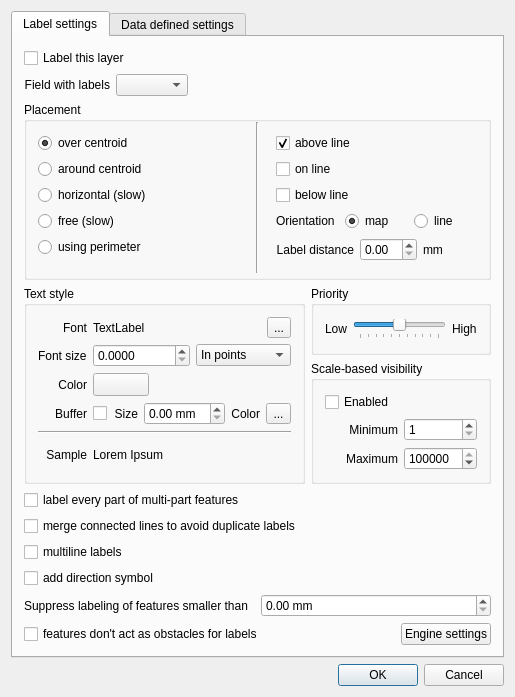
Qt form qgis/src/ui/qgslabelingguibase.ui (sourcepole/qgis) before a commit.
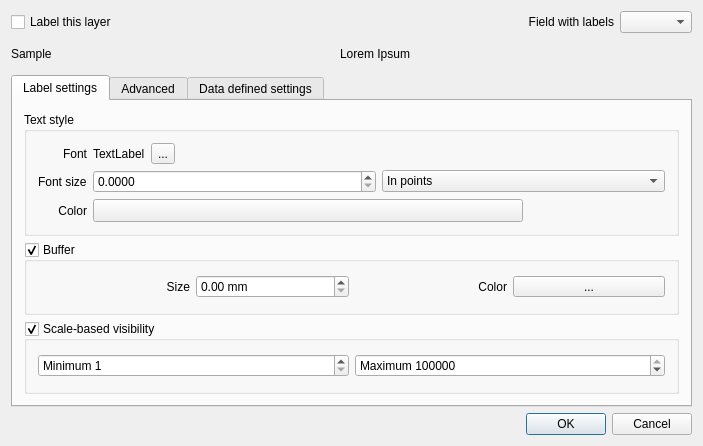
The same form after that commit. Icons and pictures are not drawn. Custom widgets are drawn as their Qt base class.

Commit message: Cleanups for label dialog

The edit to the form file:
```diff
--- a/qgis/src/ui/qgslabelingguibase.ui
+++ b/qgis/src/ui/qgslabelingguibase.ui
@@ -6,8 +6,8 @@
    <rect>
     <x>0</x>
     <y>0</y>
-    <width>515</width>
-    <height>692</height>
+    <width>703</width>
+    <height>446</height>
    </rect>
   </property>
   <property name="windowTitle">
@@ -17,26 +17,29 @@
    <iconset>
     <normaloff>../../../../.designer/backup</normaloff>../../../../.designer/backup</iconset>
   </property>
-  <layout class="QGridLayout" name="gridLayout_13">
+  <layout class="QGridLayout" name="gridLayout_8">
    <item row="0" column="0">
-    <widget class="QTabWidget" name="mTabWidget">
-     <property name="currentIndex">
-      <number>0</number>
-     </property>
-     <widget class="QWidget" name="tab_3">
-      <attribute name="title">
-       <string>Label settings</string>
-      </attribute>
-      <layout class="QGridLayout" name="gridLayout_6">
-       <item row="0" column="0">
+    <layout class="QHBoxLayout" name="horizontalLayout_3">
+     <item>
         <widget class="QCheckBox" name="chkEnableLabeling">
          <property name="text">
           <string>Label this layer</string>
          </property>
         </widget>
        </item>
-       <item row="1" column="0">
-        <layout class="QHBoxLayout" name="horizontalLayout_11">
+     <item>
+      <spacer name="horizontalSpacer_5">
+       <property name="orientation">
+        <enum>Qt::Horizontal</enum>
+       </property>
+       <property name="sizeHint" stdset="0">
+        <size>
+         <width>40</width>
+         <height>20</height>
+        </size>
+       </property>
+      </spacer>
+     </item>
          <item>
           <widget class="QLabel" name="label_20">
            <property name="text">
@@ -50,8 +53,433 @@
          <item>
           <widget class="QComboBox" name="cboFieldName"/>
          </item>
+    </layout>
+   </item>
+   <item row="1" column="0">
+    <layout class="QHBoxLayout" name="horizontalLayout_4">
          <item>
-          <spacer name="horizontalSpacer_5">
+      <widget class="QLabel" name="label_33">
+       <property name="sizePolicy">
+        <sizepolicy hsizetype="Preferred" vsizetype="Preferred">
+         <horstretch>0</horstretch>
+         <verstretch>0</verstretch>
+        </sizepolicy>
+       </property>
+       <property name="text">
+        <string>Sample</string>
+       </property>
+       <property name="alignment">
+        <set>Qt::AlignLeading|Qt::AlignLeft|Qt::AlignVCenter</set>
+       </property>
+      </widget>
+     </item>
+     <item>
+      <widget class="QgsLabelPreview" name="lblFontPreview">
+       <property name="sizePolicy">
+        <sizepolicy hsizetype="Expanding" vsizetype="Fixed">
+         <horstretch>0</horstretch>
+         <verstretch>0</verstretch>
+        </sizepolicy>
+       </property>
+       <property name="minimumSize">
+        <size>
+         <width>30</width>
+         <height>30</height>
+        </size>
+       </property>
+       <property name="text">
+        <string>Lorem Ipsum</string>
+       </property>
+       <property name="alignment">
+        <set>Qt::AlignCenter</set>
+       </property>
+      </widget>
+     </item>
+    </layout>
+   </item>
+   <item row="2" column="0">
+    <widget class="QTabWidget" name="mTabWidget">
+     <property name="currentIndex">
+      <number>0</number>
+     </property>
+     <widget class="QWidget" name="tab_3">
+      <attribute name="title">
+       <string>Label settings</string>
+      </attribute>
+      <layout class="QGridLayout" name="gridLayout_14">
+       <item row="0" column="0">
+        <widget class="QGroupBox" name="groupBox_6">
+         <property name="title">
+          <string>Text style</string>
+         </property>
+         <layout class="QGridLayout" name="gridLayout_9">
+          <item row="0" column="0">
+           <widget class="QLabel" name="label_28">
+            <property name="sizePolicy">
+             <sizepolicy hsizetype="Preferred" vsizetype="Preferred">
+              <horstretch>0</horstretch>
+              <verstretch>0</verstretch>
+             </sizepolicy>
+            </property>
+            <property name="text">
+             <string>Font</string>
+            </property>
+            <property name="alignment">
+             <set>Qt::AlignRight|Qt::AlignTrailing|Qt::AlignVCenter</set>
+            </property>
+           </widget>
+          </item>
+          <item row="0" column="1">
+           <layout class="QHBoxLayout" name="horizontalLayout_15">
+            <item>
+             <widget class="QLabel" name="lblFontName">
+              <property name="sizePolicy">
+               <sizepolicy hsizetype="Expanding" vsizetype="Preferred">
+                <horstretch>1</horstretch>
+                <verstretch>0</verstretch>
+               </sizepolicy>
+              </property>
+              <property name="text">
+               <string>TextLabel</string>
+              </property>
+             </widget>
+            </item>
+            <item>
+             <widget class="QToolButton" name="btnChangeFont">
+              <property name="text">
+               <string>...</string>
+              </property>
+             </widget>
+            </item>
+            <item>
+             <spacer name="horizontalSpacer_6">
+              <property name="orientation">
+               <enum>Qt::Horizontal</enum>
+              </property>
+              <property name="sizeHint" stdset="0">
+               <size>
+                <width>999</width>
+                <height>20</height>
+               </size>
+              </property>
+             </spacer>
+            </item>
+           </layout>
+          </item>
+          <item row="1" column="0">
+           <widget class="QLabel" name="mFontSizeLabel">
+            <property name="text">
+             <string>Font size</string>
+            </property>
+           </widget>
+          </item>
+          <item row="1" column="1">
+           <layout class="QHBoxLayout" name="horizontalLayout">
+            <item>
+             <widget class="QDoubleSpinBox" name="mFontSizeSpinBox">
+              <property name="decimals">
+               <number>4</number>
+              </property>
+              <property name="maximum">
+               <double>999999999.000000000000000</double>
+              </property>
+             </widget>
+            </item>
+            <item>
+             <widget class="QComboBox" name="mFontSizeUnitComboBox">
+              <item>
+               <property name="text">
+                <string>In points</string>
+               </property>
+              </item>
+              <item>
+               <property name="text">
+                <string>In map units</string>
+               </property>
+              </item>
+             </widget>
+            </item>
+           </layout>
+          </item>
+          <item row="2" column="0">
+           <widget class="QLabel" name="label_29">
+            <property name="sizePolicy">
+             <sizepolicy hsizetype="Preferred" vsizetype="Preferred">
+              <horstretch>0</horstretch>
+              <verstretch>0</verstretch>
+             </sizepolicy>
+            </property>
+            <property name="text">
+             <string>Color</string>
+            </property>
+            <property name="alignment">
+             <set>Qt::AlignRight|Qt::AlignTrailing|Qt::AlignVCenter</set>
+            </property>
+           </widget>
+          </item>
+          <item row="2" column="1">
+           <layout class="QHBoxLayout" name="horizontalLayout_16">
+            <item>
+             <widget class="QgsColorButton" name="btnTextColor">
+              <property name="sizePolicy">
+               <sizepolicy hsizetype="Preferred" vsizetype="Fixed">
+                <horstretch>0</horstretch>
+                <verstretch>0</verstretch>
+               </sizepolicy>
+              </property>
+              <property name="text">
+               <string/>
+              </property>
+             </widget>
+            </item>
+            <item>
+             <spacer name="horizontalSpacer_7">
+              <property name="orientation">
+               <enum>Qt::Horizontal</enum>
+              </property>
+              <property name="sizeType">
+               <enum>QSizePolicy::Preferred</enum>
+              </property>
+              <property name="sizeHint" stdset="0">
+               <size>
+                <width>142</width>
+                <height>20</height>
+               </size>
+              </property>
+             </spacer>
+            </item>
+           </layout>
+          </item>
+         </layout>
+        </widget>
+       </item>
+       <item row="1" column="0">
+        <widget class="QGroupBox" name="chkBuffer">
+         <property name="title">
+          <string>Buffer</string>
+         </property>
+         <property name="checkable">
+          <bool>true</bool>
+         </property>
+         <layout class="QGridLayout" name="gridLayout_5">
+          <item row="0" column="0">
+           <layout class="QHBoxLayout" name="horizontalLayout_17">
+            <item>
+             <widget class="QLabel" name="label_31">
+              <property name="text">
+               <string>Size</string>
+              </property>
+              <property name="alignment">
+               <set>Qt::AlignRight|Qt::AlignTrailing|Qt::AlignVCenter</set>
+              </property>
+             </widget>
+            </item>
+            <item>
+             <widget class="QDoubleSpinBox" name="spinBufferSize">
+              <property name="suffix">
+               <string> mm</string>
+              </property>
+             </widget>
+            </item>
+            <item>
+             <widget class="QLabel" name="label_32">
+              <property name="text">
+               <string>Color</string>
+              </property>
+              <property name="alignment">
+               <set>Qt::AlignRight|Qt::AlignTrailing|Qt::AlignVCenter</set>
+              </property>
+             </widget>
+            </item>
+            <item>
+             <widget class="QgsColorButton" name="btnBufferColor">
+              <property name="sizePolicy">
+               <sizepolicy hsizetype="Preferred" vsizetype="Fixed">
+                <horstretch>0</horstretch>
+                <verstretch>0</verstretch>
+               </sizepolicy>
+              </property>
+              <property name="text">
+               <string>...</string>
+              </property>
+             </widget>
+            </item>
+           </layout>
+          </item>
+         </layout>
+        </widget>
+       </item>
+       <item row="2" column="0">
+        <widget class="QGroupBox" name="chkScaleBasedVisibility">
+         <property name="title">
+          <string>Scale-based visibility</string>
+         </property>
+         <property name="checkable">
+          <bool>true</bool>
+         </property>
+         <layout class="QGridLayout" name="gridLayout_10">
+          <item row="1" column="1">
+           <widget class="QSpinBox" name="spinScaleMax">
+            <property name="prefix">
+             <string>Maximum </string>
+            </property>
+            <property name="minimum">
+             <number>1</number>
+            </property>
+            <property name="maximum">
+             <number>10000000</number>
+            </property>
+            <property name="value">
+             <number>10000000</number>
+            </property>
+           </widget>
+          </item>
+          <item row="1" column="0">
+           <widget class="QSpinBox" name="spinScaleMin">
+            <property name="prefix">
+             <string>Minimum </string>
+            </property>
+            <property name="minimum">
+             <number>1</number>
+            </property>
+            <property name="maximum">
+             <number>10000000</number>
+            </property>
+           </widget>
+          </item>
+         </layout>
+        </widget>
+       </item>
+      </layout>
+     </widget>
+     <widget class="QWidget" name="tab">
+      <attribute name="title">
+       <string>Advanced</string>
+      </attribute>
+      <layout class="QGridLayout" name="gridLayout_6">
+       <item row="0" column="0">
+        <widget class="QScrollArea" name="scrollArea_2">
+         <property name="widgetResizable">
+          <bool>true</bool>
+         </property>
+         <widget class="QWidget" name="scrollAreaWidgetContents_2">
+          <property name="geometry">
+           <rect>
+            <x>0</x>
+            <y>0</y>
+            <width>645</width>
+            <height>495</height>
+           </rect>
+          </property>
+          <layout class="QGridLayout" name="gridLayout_13">
+           <item row="1" column="0">
+            <widget class="QGroupBox" name="groupBox_7">
+             <property name="title">
+              <string>Priority</string>
+             </property>
+             <layout class="QHBoxLayout" name="horizontalLayout_18">
+              <item>
+               <widget class="QLabel" name="label_34">
+                <property name="text">
+                 <string>Low</string>
+                </property>
+               </widget>
+              </item>
+              <item>
+               <widget class="QSlider" name="sliderPriority">
+                <property name="maximum">
+                 <number>10</number>
+                </property>
+                <property name="value">
+                 <number>5</number>
+                </property>
+                <property name="orientation">
+                 <enum>Qt::Horizontal</enum>
+                </property>
+                <property name="tickPosition">
+                 <enum>QSlider::TicksBelow</enum>
+                </property>
+                <property name="tickInterval">
+                 <number>1</number>
+                </property>
+               </widget>
+              </item>
+              <item>
+               <widget class="QLabel" name="label_35">
+                <property name="text">
+                 <string>High</string>
+                </property>
+               </widget>
+              </item>
+             </layout>
+            </widget>
+           </item>
+           <item row="2" column="0">
+            <widget class="QGroupBox" name="groupBox">
+             <property name="title">
+              <string>Options</string>
+             </property>
+             <layout class="QGridLayout" name="gridLayout_12">
+              <item row="0" column="0">
+               <widget class="QCheckBox" name="chkLabelPerFeaturePart">
+                <property name="text">
+                 <string>Label every part of multi-part features</string>
+                </property>
+               </widget>
+              </item>
+              <item row="1" column="0">
+               <widget class="QCheckBox" name="chkMergeLines">
+                <property name="text">
+                 <string>Merge connected lines to avoid duplicate labels</string>
+                </property>
+               </widget>
+              </item>
+              <item row="2" column="0">
+               <widget class="QCheckBox" name="chkMultiLine">
+                <property name="text">
+                 <string>Multiline labels</string>
+                </property>
+               </widget>
+              </item>
+              <item row="3" column="0">
+               <widget class="QCheckBox" name="chkAddDirectionSymbol">
+                <property name="text">
+                 <string>Add direction symbol</string>
+                </property>
+               </widget>
+              </item>
+              <item row="4" column="0">
+               <layout class="QHBoxLayout" name="horizontalLayout_2">
+                <item>
+                 <widget class="QLabel" name="label_19">
+                  <property name="text">
+                   <string>Suppress labeling of features smaller than</string>
+                  </property>
+                 </widget>
+                </item>
+                <item>
+                 <widget class="QDoubleSpinBox" name="mMinSizeSpinBox">
+                  <property name="suffix">
+                   <string> mm</string>
+                  </property>
+                 </widget>
+                </item>
+               </layout>
+              </item>
+              <item row="5" column="0">
+               <layout class="QHBoxLayout" name="horizontalLayout_20">
+                <item>
+                 <widget class="QCheckBox" name="chkNoObstacle">
+                  <property name="enabled">
+                   <bool>true</bool>
+                  </property>
+                  <property name="text">
+                   <string>Features don't act as obstacles for labels</string>
+                  </property>
+                 </widget>
+                </item>
+                <item>
+                 <spacer name="horizontalSpacer_8">
            <property name="orientation">
             <enum>Qt::Horizontal</enum>
            </property>
@@ -63,9 +491,22 @@
            </property>
           </spacer>
          </item>
-        </layout>
-       </item>
-       <item row="2" column="0">
+                <item>
+                 <widget class="QPushButton" name="btnEngineSettings">
+                  <property name="enabled">
+                   <bool>true</bool>
+                  </property>
+                  <property name="text">
+                   <string>Engine settings</string>
+                  </property>
+                 </widget>
+                </item>
+               </layout>
+              </item>
+             </layout>
+            </widget>
+           </item>
+           <item row="0" column="0">
         <widget class="QGroupBox" name="groupBox_5">
          <property name="title">
           <string>Placement</string>
@@ -335,450 +776,8 @@
          </layout>
         </widget>
        </item>
-       <item row="3" column="0">
-        <layout class="QGridLayout" name="gridLayout_8">
-         <item row="0" column="0" rowspan="2">
-          <widget class="QGroupBox" name="groupBox_6">
-           <property name="title">
-            <string>Text style</string>
-           </property>
-           <layout class="QGridLayout" name="gridLayout_9">
-            <item row="0" column="0">
-             <widget class="QLabel" name="label_28">
-              <property name="sizePolicy">
-               <sizepolicy hsizetype="Preferred" vsizetype="Preferred">
-                <horstretch>0</horstretch>
-                <verstretch>0</verstretch>
-               </sizepolicy>
-              </property>
-              <property name="text">
-               <string>Font</string>
-              </property>
-              <property name="alignment">
-               <set>Qt::AlignRight|Qt::AlignTrailing|Qt::AlignVCenter</set>
-              </property>
-             </widget>
-            </item>
-            <item row="0" column="1">
-             <layout class="QHBoxLayout" name="horizontalLayout_15">
-              <item>
-               <widget class="QLabel" name="lblFontName">
-                <property name="sizePolicy">
-                 <sizepolicy hsizetype="Expanding" vsizetype="Preferred">
-                  <horstretch>1</horstretch>
-                  <verstretch>0</verstretch>
-                 </sizepolicy>
-                </property>
-                <property name="text">
-                 <string>TextLabel</string>
-                </property>
-               </widget>
-              </item>
-              <item>
-               <spacer name="horizontalSpacer_6">
-                <property name="orientation">
-                 <enum>Qt::Horizontal</enum>
-                </property>
-                <property name="sizeHint" stdset="0">
-                 <size>
-                  <width>40</width>
-                  <height>20</height>
-                 </size>
-                </property>
-               </spacer>
-              </item>
-              <item>
-               <widget class="QToolButton" name="btnChangeFont">
-                <property name="text">
-                 <string>...</string>
-                </property>
-               </widget>
-              </item>
-             </layout>
-            </item>
-            <item row="2" column="0">
-             <widget class="QLabel" name="label_29">
-              <property name="sizePolicy">
-               <sizepolicy hsizetype="Preferred" vsizetype="Preferred">
-                <horstretch>0</horstretch>
-                <verstretch>0</verstretch>
-               </sizepolicy>
-              </property>
-              <property name="text">
-               <string>Color</string>
-              </property>
-              <property name="alignment">
-               <set>Qt::AlignRight|Qt::AlignTrailing|Qt::AlignVCenter</set>
-              </property>
-             </widget>
-            </item>
-            <item row="2" column="1">
-             <layout class="QHBoxLayout" name="horizontalLayout_16">
-              <item>
-               <widget class="QgsColorButton" name="btnTextColor">
-                <property name="sizePolicy">
-                 <sizepolicy hsizetype="Preferred" vsizetype="Fixed">
-                  <horstretch>0</horstretch>
-                  <verstretch>0</verstretch>
-                 </sizepolicy>
-                </property>
-                <property name="text">
-                 <string/>
-                </property>
-               </widget>
-              </item>
-              <item>
-               <spacer name="horizontalSpacer_7">
-                <property name="orientation">
-                 <enum>Qt::Horizontal</enum>
-                </property>
-                <property name="sizeType">
-                 <enum>QSizePolicy::Preferred</enum>
-                </property>
-                <property name="sizeHint" stdset="0">
-                 <size>
-                  <width>142</width>
-                  <height>20</height>
-                 </size>
-                </property>
-               </spacer>
-              </item>
-             </layout>
-            </item>
-            <item row="3" column="0">
-             <widget class="QLabel" name="label_30">
-              <property name="text">
-               <string>Buffer</string>
-              </property>
-              <property name="alignment">
-               <set>Qt::AlignRight|Qt::AlignTrailing|Qt::AlignVCenter</set>
-              </property>
-             </widget>
-            </item>
-            <item row="3" column="1">
-             <layout class="QHBoxLayout" name="horizontalLayout_17">
-              <item>
-               <widget class="QCheckBox" name="chkBuffer">
-                <property name="sizePolicy">
-                 <sizepolicy hsizetype="Fixed" vsizetype="Fixed">
-                  <horstretch>0</horstretch>
-                  <verstretch>0</verstretch>
-                 </sizepolicy>
-                </property>
-                <property name="text">
-                 <string/>
-                </property>
-               </widget>
-              </item>
-              <item>
-               <widget class="QLabel" name="label_31">
-                <property name="text">
-                 <string>Size</string>
-                </property>
-                <property name="alignment">
-                 <set>Qt::AlignRight|Qt::AlignTrailing|Qt::AlignVCenter</set>
-                </property>
-               </widget>
-              </item>
-              <item>
-               <widget class="QDoubleSpinBox" name="spinBufferSize">
-                <property name="suffix">
-                 <string> mm</string>
-                </property>
-               </widget>
-              </item>
-              <item>
-               <widget class="QLabel" name="label_32">
-                <property name="text">
-                 <string>Color</string>
-                </property>
-                <property name="alignment">
-                 <set>Qt::AlignRight|Qt::AlignTrailing|Qt::AlignVCenter</set>
-                </property>
-               </widget>
-              </item>
-              <item>
-               <widget class="QgsColorButton" name="btnBufferColor">
-                <property name="sizePolicy">
-                 <sizepolicy hsizetype="Preferred" vsizetype="Fixed">
-                  <horstretch>0</horstretch>
-                  <verstretch>0</verstretch>
-                 </sizepolicy>
-                </property>
-                <property name="text">
-                 <string>...</string>
-                </property>
-               </widget>
-              </item>
-             </layout>
-            </item>
-            <item row="5" column="0">
-             <widget class="QLabel" name="label_33">
-              <property name="sizePolicy">
-               <sizepolicy hsizetype="Preferred" vsizetype="Preferred">
-                <horstretch>0</horstretch>
-                <verstretch>0</verstretch>
-               </sizepolicy>
-              </property>
-              <property name="text">
-               <string>Sample</string>
-              </property>
-              <property name="alignment">
-               <set>Qt::AlignRight|Qt::AlignTrailing|Qt::AlignVCenter</set>
-              </property>
-             </widget>
-            </item>
-            <item row="5" column="1">
-             <widget class="QgsLabelPreview" name="lblFontPreview">
-              <property name="sizePolicy">
-               <sizepolicy hsizetype="Fixed" vsizetype="Fixed">
-                <horstretch>0</horstretch>
-                <verstretch>0</verstretch>
-               </sizepolicy>
-              </property>
-              <property name="minimumSize">
-               <size>
-                <width>30</width>
-                <height>30</height>
-               </size>
-              </property>
-              <property name="text">
-               <string>Lorem Ipsum</string>
-              </property>
-              <property name="alignment">
-               <set>Qt::AlignCenter</set>
-              </property>
-             </widget>
-            </item>
-            <item row="4" column="0" colspan="2">
-             <widget class="Line" name="line_4">
-              <property name="orientation">
-               <enum>Qt::Horizontal</enum>
-              </property>
-             </widget>
-            </item>
-            <item row="1" column="0">
-             <widget class="QLabel" name="mFontSizeLabel">
-              <property name="text">
-               <string>Font size</string>
-              </property>
-             </widget>
-            </item>
-            <item row="1" column="1">
-             <layout class="QHBoxLayout" name="horizontalLayout">
-              <item>
-               <widget class="QDoubleSpinBox" name="mFontSizeSpinBox">
-                <property name="decimals">
-                 <number>4</number>
-                </property>
-                <property name="maximum">
-                 <double>999999999.000000000000000</double>
-                </property>
-               </widget>
-              </item>
-              <item>
-               <widget class="QComboBox" name="mFontSizeUnitComboBox">
-                <item>
-                 <property name="text">
-                  <string>In points</string>
-                 </property>
-                </item>
-                <item>
-                 <property name="text">
-                  <string>In map units</string>
-                 </property>
-                </item>
-               </widget>
-              </item>
-             </layout>
-            </item>
-           </layout>
-          </widget>
-         </item>
-         <item row="0" column="1">
-          <widget class="QGroupBox" name="groupBox_7">
-           <property name="title">
-            <string>Priority</string>
-           </property>
-           <layout class="QHBoxLayout" name="horizontalLayout_18">
-            <item>
-             <widget class="QLabel" name="label_34">
-              <property name="text">
-               <string>Low</string>
-              </property>
-             </widget>
-            </item>
-            <item>
-             <widget class="QSlider" name="sliderPriority">
-              <property name="maximum">
-               <number>10</number>
-              </property>
-              <property name="value">
-               <number>5</number>
-              </property>
-              <property name="orientation">
-               <enum>Qt::Horizontal</enum>
-              </property>
-              <property name="tickPosition">
-               <enum>QSlider::TicksBelow</enum>
-              </property>
-              <property name="tickInterval">
-               <number>1</number>
-              </property>
-             </widget>
-            </item>
-            <item>
-             <widget class="QLabel" name="label_35">
-              <property name="text">
-               <string>High</string>
-              </property>
-             </widget>
-            </item>
-           </layout>
-          </widget>
-         </item>
-         <item row="1" column="1">
-          <widget class="QGroupBox" name="groupBox_8">
-           <property name="title">
-            <string>Scale-based visibility</string>
-           </property>
-           <layout class="QGridLayout" name="gridLayout_10">
-            <item row="0" column="0" colspan="2">
-             <widget class="QCheckBox" name="chkScaleBasedVisibility">
-              <property name="text">
-               <string>Enabled</string>
-              </property>
-             </widget>
-            </item>
-            <item row="1" column="0">
-             <widget class="QLabel" name="label_36">
-              <property name="text">
-               <string>Minimum</string>
-              </property>
-              <property name="alignment">
-               <set>Qt::AlignRight|Qt::AlignTrailing|Qt::AlignVCenter</set>
-              </property>
-             </widget>
-            </item>
-            <item row="1" column="1">
-             <widget class="QSpinBox" name="spinScaleMin">
-              <property name="minimum">
-               <number>1</number>
-              </property>
-              <property name="maximum">
-               <number>10000000</number>
-              </property>
-             </widget>
-            </item>
-            <item row="2" column="0">
-             <widget class="QLabel" name="label_37">
-              <property name="text">
-               <string>Maximum</string>
-              </property>
-              <property name="alignment">
-               <set>Qt::AlignRight|Qt::AlignTrailing|Qt::AlignVCenter</set>
-              </property>
-             </widget>
-            </item>
-            <item row="2" column="1">
-             <widget class="QSpinBox" name="spinScaleMax">
-              <property name="minimum">
-               <number>1</number>
-              </property>
-              <property name="maximum">
-               <number>10000000</number>
-              </property>
-              <property name="value">
-               <number>10000000</number>
-              </property>
-             </widget>
-            </item>
-           </layout>
-          </widget>
-         </item>
-        </layout>
-       </item>
-       <item row="4" column="0">
-        <widget class="QCheckBox" name="chkLabelPerFeaturePart">
-         <property name="text">
-          <string>label every part of multi-part features</string>
-         </property>
-        </widget>
-       </item>
-       <item row="5" column="0">
-        <widget class="QCheckBox" name="chkMergeLines">
-         <property name="text">
-          <string>merge connected lines to avoid duplicate labels</string>
-         </property>
-        </widget>
-       </item>
-       <item row="6" column="0">
-        <widget class="QCheckBox" name="chkMultiLine">
-         <property name="text">
-          <string>multiline labels</string>
-         </property>
-        </widget>
-       </item>
-       <item row="8" column="0">
-        <layout class="QHBoxLayout" name="horizontalLayout_19">
-         <item>
-          <widget class="QLabel" name="label_19">
-           <property name="text">
-            <string>Suppress labeling of features smaller than</string>
-           </property>
-          </widget>
-         </item>
-         <item>
-          <widget class="QDoubleSpinBox" name="mMinSizeSpinBox">
-           <property name="suffix">
-            <string> mm</string>
-           </property>
-          </widget>
-         </item>
-        </layout>
-       </item>
-       <item row="9" column="0">
-        <layout class="QHBoxLayout" name="horizontalLayout_20">
-         <item>
-          <widget class="QCheckBox" name="chkNoObstacle">
-           <property name="enabled">
-            <bool>true</bool>
-           </property>
-           <property name="text">
-            <string>features don't act as obstacles for labels</string>
-           </property>
-          </widget>
-         </item>
-         <item>
-          <spacer name="horizontalSpacer_8">
-           <property name="orientation">
-            <enum>Qt::Horizontal</enum>
-           </property>
-           <property name="sizeHint" stdset="0">
-            <size>
-             <width>40</width>
-             <height>20</height>
-            </size>
-           </property>
-          </spacer>
-         </item>
-         <item>
-          <widget class="QPushButton" name="btnEngineSettings">
-           <property name="enabled">
-            <bool>true</bool>
-           </property>
-           <property name="text">
-            <string>Engine settings</string>
-           </property>
-          </widget>
-         </item>
-        </layout>
-       </item>
-       <item row="7" column="0">
-        <widget class="QCheckBox" name="chkAddDirectionSymbol">
-         <property name="text">
-          <string>add direction symbol</string>
-         </property>
+          </layout>
+         </widget>
         </widget>
        </item>
       </layout>
@@ -788,6 +787,21 @@
        <string>Data defined settings</string>
       </attribute>
       <layout class="QGridLayout" name="gridLayout_3">
+       <item row="3" column="1">
+        <widget class="QScrollArea" name="scrollArea">
+         <property name="widgetResizable">
+          <bool>true</bool>
+         </property>
+         <widget class="QWidget" name="scrollAreaWidgetContents">
+          <property name="geometry">
+           <rect>
+            <x>0</x>
+            <y>0</y>
+            <width>645</width>
+            <height>615</height>
+           </rect>
+          </property>
+          <layout class="QGridLayout" name="gridLayout_11">
        <item row="0" column="0">
         <widget class="QGroupBox" name="mFontAttributePropertiesGroupBox">
          <property name="sizePolicy">
@@ -971,24 +985,15 @@
          </layout>
         </widget>
        </item>
+          </layout>
+         </widget>
+        </widget>
+       </item>
+      </layout>
+     </widget>
+    </widget>
+   </item>
        <item row="3" column="0">
-        <spacer name="verticalSpacer">
-         <property name="orientation">
-          <enum>Qt::Vertical</enum>
-         </property>
-         <property name="sizeHint" stdset="0">
-          <size>
-           <width>20</width>
-           <height>521</height>
-          </size>
-         </property>
-        </spacer>
-       </item>
-      </layout>
-     </widget>
-    </widget>
-   </item>
-   <item row="1" column="0">
     <widget class="QDialogButtonBox" name="buttonBox">
      <property name="orientation">
       <enum>Qt::Horizontal</enum>
```
Lines whose indentation alone changed are shown as unchanged.
